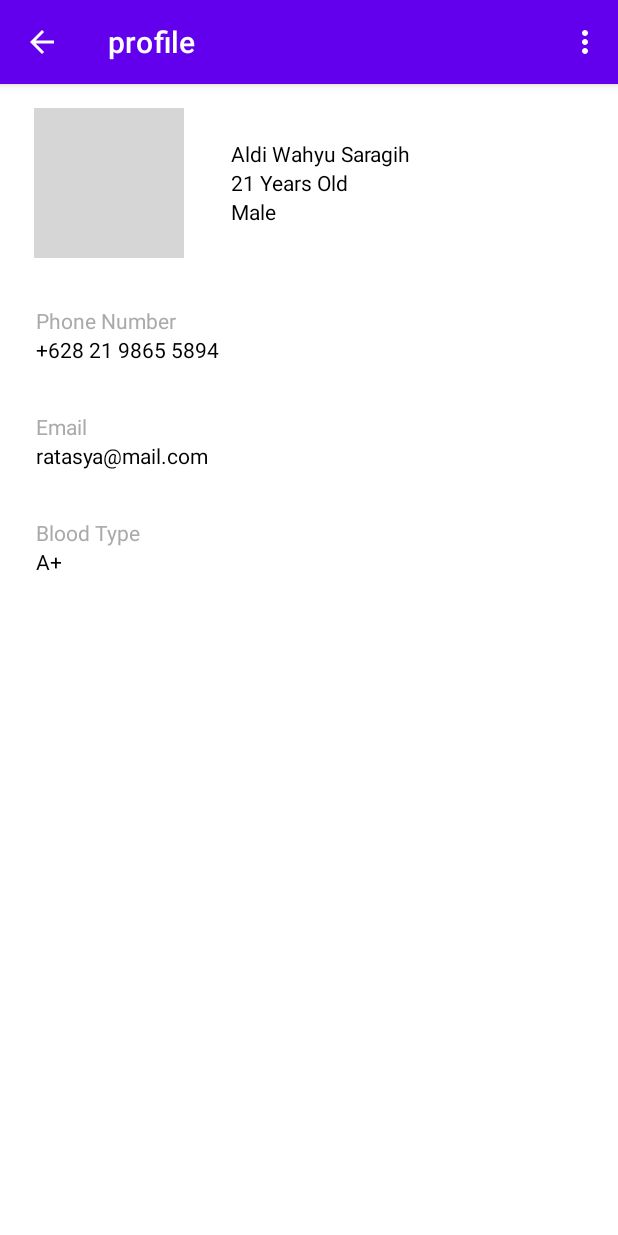
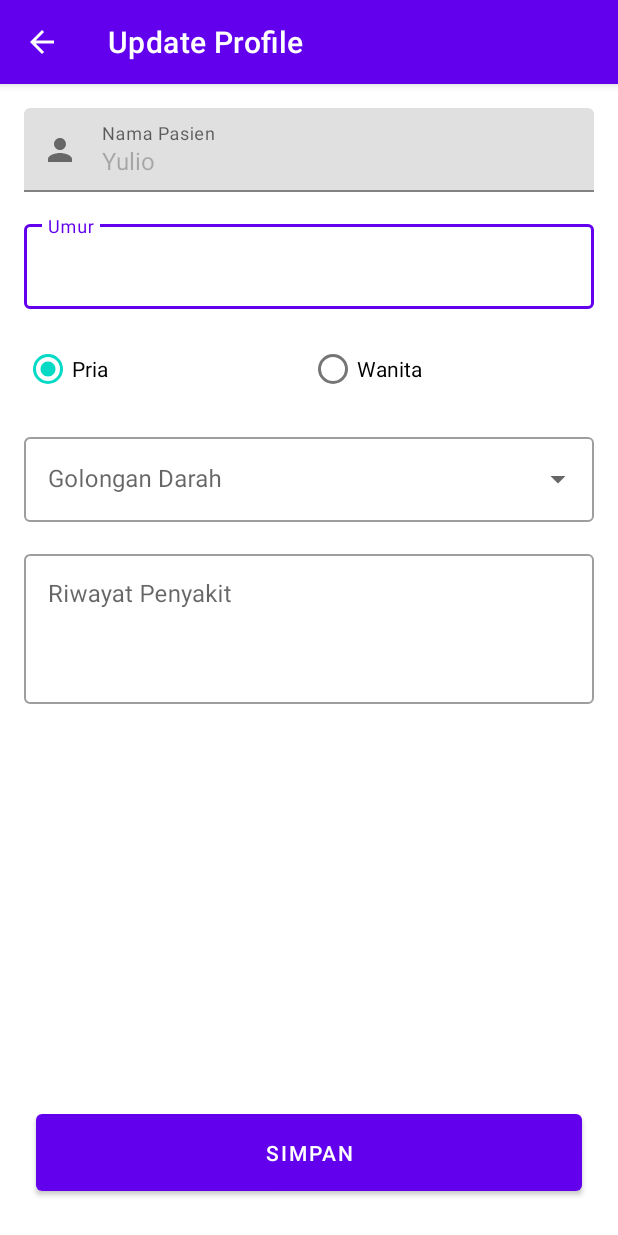
Before and after one commit to asengsaragih/AndroidDentalApp, an Android app: the ProfileActivity screen opened directly, with no data from a screen before it, in the options menu, after a tap on "Edit Profile", on a phone screen of 412 x 824 dp. Run offline under Robolectric (Android 15) with nearby library versions, the phone set to English and light mode, and no system bars; our stand-ins replace CircleImageView; pictures from the network do not load; grey boxes are pictures that could not be loaded.

Commit message:
commit layout

```diff
--- a/app/src/main/java/com/mobile/dental/ProfileActivity.java
+++ b/app/src/main/java/com/mobile/dental/ProfileActivity.java
@@ -53,6 +53,7 @@ public class ProfileActivity extends AppCompatActivity implements View.OnClickLi
                 startActivity(new Intent(getApplicationContext(), LoginActivity.class));
                 break;
             case R.id.action_edit:
+                startActivity(new Intent(getApplicationContext(), UpdateProfileActivity.class));
                 break;
         }
         return super.onOptionsItemSelected(item);
--- /dev/null
+++ b/app/src/main/java/com/mobile/dental/UpdateProfileActivity.java
@@ -0,0 +1,14 @@
+package com.mobile.dental;
+
+import androidx.appcompat.app.AppCompatActivity;
+
+import android.os.Bundle;
+
+public class UpdateProfileActivity extends AppCompatActivity {
+
+    @Override
+    protected void onCreate(Bundle savedInstanceState) {
+        super.onCreate(savedInstanceState);
+        setContentView(R.layout.activity_update_profile);
+    }
+}
--- a/app/src/main/java/com/mobile/dental/base/Constant.java
+++ b/app/src/main/java/com/mobile/dental/base/Constant.java
@@ -3,4 +3,7 @@ package com.mobile.dental.base;
 public class Constant {
     public static final String DATE_FORMAT = "dd MMMM yyyy";
 
+    public static final int CHAT_TYPE_LEFT = 1;
+    public static final int CHAT_TYPE_RIGHT = 2;
+
 }
--- a/app/src/main/res/layout/activity_login.xml
+++ b/app/src/main/res/layout/activity_login.xml
@@ -59,6 +59,7 @@
         </com.google.android.material.textfield.TextInputLayout>
 
         <Button
+            android:id="@+id/button_login"
             android:layout_width="match_parent"
             android:layout_height="wrap_content"
             android:layout_marginVertical="16dp"
--- a/app/src/main/res/layout/activity_register.xml
+++ b/app/src/main/res/layout/activity_register.xml
@@ -153,7 +153,8 @@
         <Button
             android:layout_width="match_parent"
             android:layout_height="wrap_content"
-            android:text="submit" />
+            android:text="submit"
+            android:paddingVertical="16dp"/>
 
 
     </LinearLayout>
--- a/app/src/main/res/layout/activity_signup.xml
+++ b/app/src/main/res/layout/activity_signup.xml
@@ -94,6 +94,7 @@
             </com.google.android.material.textfield.TextInputLayout>
 
             <Button
+                android:id="@+id/button_register"
                 android:layout_width="match_parent"
                 android:layout_height="wrap_content"
                 android:layout_marginVertical="16dp"
@@ -103,7 +104,7 @@
         </LinearLayout>
 
         <LinearLayout
-            android:id="@+id/view_login_to_register"
+            android:id="@+id/view_register_to_login"
             android:layout_width="match_parent"
             android:clickable="true"
             android:layout_height="wrap_content"
--- /dev/null
+++ b/app/src/main/res/layout/activity_update_profile.xml
@@ -0,0 +1,117 @@
+<?xml version="1.0" encoding="utf-8"?>
+
+<androidx.constraintlayout.widget.ConstraintLayout xmlns:android="http://schemas.android.com/apk/res/android"
+    xmlns:app="http://schemas.android.com/apk/res-auto"
+    xmlns:tools="http://schemas.android.com/tools"
+    android:layout_width="match_parent"
+    android:layout_height="match_parent"
+    tools:context=".UpdateProfileActivity">
+
+    <LinearLayout
+        android:layout_width="match_parent"
+        android:layout_height="wrap_content"
+        android:orientation="vertical"
+        android:padding="16dp"
+        app:layout_constraintEnd_toEndOf="parent"
+        app:layout_constraintStart_toStartOf="parent"
+        app:layout_constraintTop_toTopOf="parent">
+
+        <com.google.android.material.textfield.TextInputLayout
+            android:layout_width="match_parent"
+            android:layout_height="wrap_content"
+            android:hint="Nama Pasien"
+            app:startIconDrawable="@drawable/ic_person">
+
+            <com.google.android.material.textfield.TextInputEditText
+                android:layout_width="match_parent"
+                android:layout_height="wrap_content"
+                android:enabled="false"
+                android:focusable="false"
+                android:inputType="textPersonName"
+                android:text="Yulio" />
+
+        </com.google.android.material.textfield.TextInputLayout>
+
+        <com.google.android.material.textfield.TextInputLayout
+            style="@style/Widget.MaterialComponents.TextInputLayout.OutlinedBox"
+            android:layout_width="match_parent"
+            android:layout_height="wrap_content"
+            android:layout_marginTop="16dp"
+            android:hint="Umur">
+
+            <com.google.android.material.textfield.TextInputEditText
+                android:layout_width="match_parent"
+                android:layout_height="wrap_content"
+                android:inputType="number" />
+
+        </com.google.android.material.textfield.TextInputLayout>
+
+        <RadioGroup
+            android:id="@+id/radioGroup"
+            android:layout_width="match_parent"
+            android:layout_height="wrap_content"
+            android:layout_marginTop="16dp"
+            android:checkedButton="@+id/radiobutton_update_profile_pria"
+            android:orientation="horizontal">
+
+            <RadioButton
+                android:id="@+id/radiobutton_update_profile_pria"
+                android:layout_width="match_parent"
+                android:layout_height="match_parent"
+                android:layout_weight="0.5"
+                android:text="Pria" />
+
+            <RadioButton
+                android:id="@+id/radiobutton_update_profile_wanita"
+                android:layout_width="match_parent"
+                android:layout_height="match_parent"
+                android:layout_weight="0.5"
+                android:text="Wanita" />
+        </RadioGroup>
+
+        <com.google.android.material.textfield.TextInputLayout
+            style="@style/Widget.MaterialComponents.TextInputLayout.OutlinedBox.ExposedDropdownMenu"
+            android:layout_width="match_parent"
+            android:layout_height="wrap_content"
+            android:layout_marginTop="16dp"
+            android:hint="Golongan Darah">
+
+            <AutoCompleteTextView
+                android:layout_width="match_parent"
+                android:layout_height="wrap_content"
+                android:inputType="none" />
+
+        </com.google.android.material.textfield.TextInputLayout>
+
+        <com.google.android.material.textfield.TextInputLayout
+            style="@style/Widget.MaterialComponents.TextInputLayout.OutlinedBox"
+            android:layout_width="match_parent"
+            android:layout_height="wrap_content"
+            android:layout_marginTop="16dp"
+            android:hint="Riwayat Penyakit">
+
+            <com.google.android.material.textfield.TextInputEditText
+                android:layout_width="match_parent"
+                android:layout_height="100dp"
+                android:gravity="start"
+                android:inputType="textMultiLine"
+                android:maxLines="5" />
+
+        </com.google.android.material.textfield.TextInputLayout>
+
+    </LinearLayout>
+
+    <Button
+        android:id="@+id/button_update_profile_save"
+        android:layout_width="0dp"
+        android:layout_height="wrap_content"
+        android:layout_marginStart="24dp"
+        android:layout_marginEnd="24dp"
+        android:layout_marginBottom="24dp"
+        android:paddingVertical="16dp"
+        android:text="SImpan"
+        app:layout_constraintBottom_toBottomOf="parent"
+        app:layout_constraintEnd_toEndOf="parent"
+        app:layout_constraintStart_toStartOf="parent" />
+
+</androidx.constraintlayout.widget.ConstraintLayout>
```
Also changed, not shown: app/src/main/AndroidManifest.xml (+17 -7 lines), app/src/main/java/com/mobile/dental/ChatBotActivity.java (added, +101 -0 lines), app/src/main/java/com/mobile/dental/LoginActivity.java (+7 -0 lines), app/src/main/java/com/mobile/dental/MainActivity.java (+29 -1 lines), app/src/main/java/com/mobile/dental/SignupActivity.java (+33 -1 lines), app/src/main/java/com/mobile/dental/adapter/ChatBotAdapter.java (added, +90 -0 lines), app/src/main/java/com/mobile/dental/model/Chat.java (added, +26 -0 lines), app/src/main/res/layout/activity_chat_bot.xml (added, +39 -0 lines), app/src/main/res/layout/activity_main.xml (+23 -4 lines), app/src/main/res/layout/list_item_chat.xml (added, +119 -0 lines).
